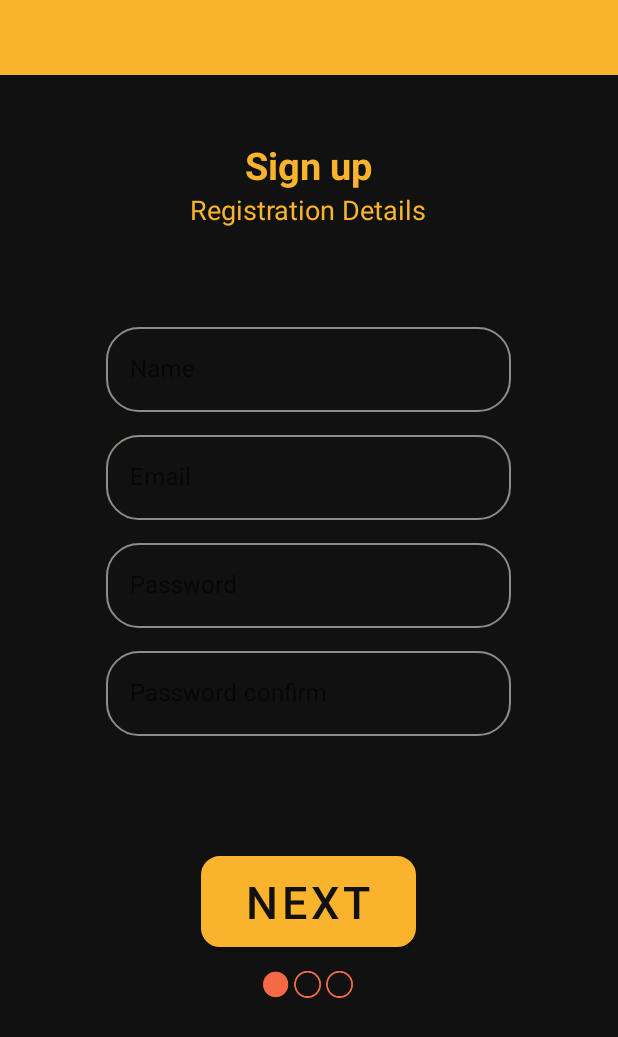
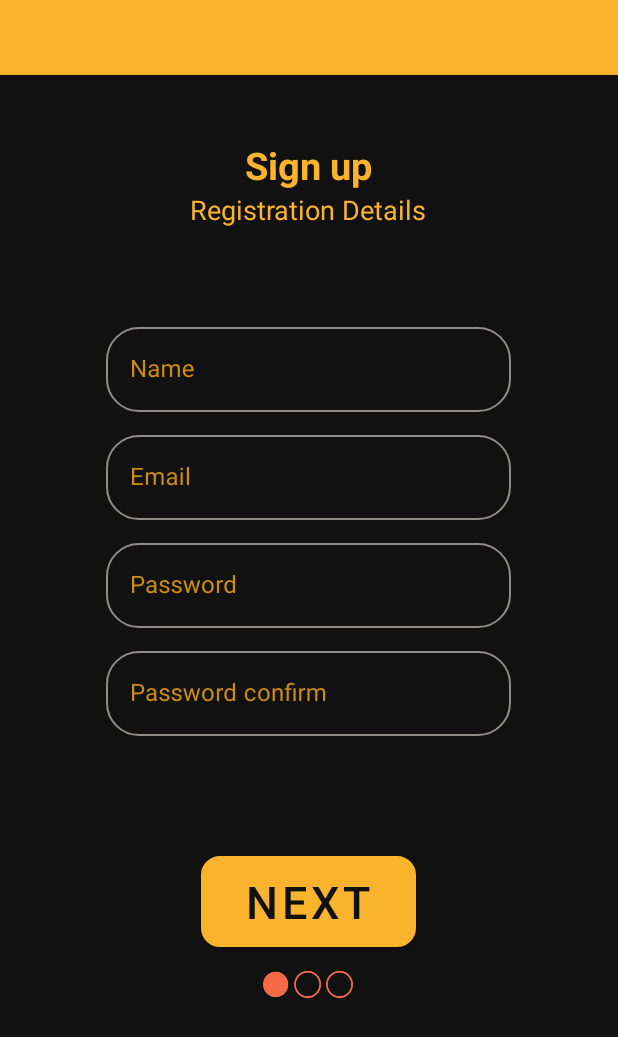
Before and after one commit to nati888/GamersArc, an Android app: the screen it shows after launch (MainActivity), after a tap on "SIGN UP", on a phone screen of 412 x 824 dp. Shown: the top 1037 px of the screen. Run offline under Robolectric (Android 15) with nearby library versions, the phone set to English and light mode, and no system bars; our stand-ins replace Firebase (no records; nobody signed in at launch, a user with empty details on screens opened directly).

Commit message:
shabi lest

```diff
--- a/GamersArc/app/src/main/java/il/ac/hit/gamersarc/com/glide/runtime/GlideApp.java
+++ b/GamersArc/app/src/main/java/il/ac/hit/gamersarc/com/glide/GamerArc/GlideApp.java
@@ -1,4 +1,4 @@
-package il.ac.hit.gamersarc.com.glide.runtime;
+package il.ac.hit.gamersarc.com.glide.GamerArc;
 
 import android.annotation.SuppressLint;
 import android.app.Activity;
--- a/GamersArc/app/src/main/java/il/ac/hit/gamersarc/com/glide/runtime/GlideOptions.java
+++ b/GamersArc/app/src/main/java/il/ac/hit/gamersarc/com/glide/GamerArc/GlideOptions.java
@@ -1,4 +1,4 @@
-package il.ac.hit.gamersarc.com.glide.runtime;
+package il.ac.hit.gamersarc.com.glide.GamerArc;
 
 import android.content.res.Resources;
 import android.graphics.Bitmap;
--- a/GamersArc/app/src/main/java/il/ac/hit/gamersarc/com/glide/runtime/GlideRequest.java
+++ b/GamersArc/app/src/main/java/il/ac/hit/gamersarc/com/glide/GamerArc/GlideRequest.java
@@ -1,4 +1,4 @@
-package il.ac.hit.gamersarc.com.glide.runtime;
+package il.ac.hit.gamersarc.com.glide.GamerArc;
 
 import android.content.Context;
 import android.content.res.Resources;
--- a/GamersArc/app/src/main/java/il/ac/hit/gamersarc/com/glide/runtime/GlideRequests.java
+++ b/GamersArc/app/src/main/java/il/ac/hit/gamersarc/com/glide/GamerArc/GlideRequests.java
@@ -1,4 +1,4 @@
-package il.ac.hit.gamersarc.com.glide.runtime;
+package il.ac.hit.gamersarc.com.glide.GamerArc;
 
 import android.content.Context;
 import android.graphics.Bitmap;
@@ -167,10 +167,10 @@ public class GlideRequests extends RequestManager {
 
   @Override
   protected void setRequestOptions(@NonNull RequestOptions toSet) {
-    if (toSet instanceof il.ac.hit.gamersarc.com.glide.runtime.GlideOptions) {
+    if (toSet instanceof il.ac.hit.gamersarc.com.glide.GamerArc.GlideOptions) {
       super.setRequestOptions(toSet);
     } else {
-      super.setRequestOptions(new il.ac.hit.gamersarc.com.glide.runtime.GlideOptions().apply(toSet));
+      super.setRequestOptions(new il.ac.hit.gamersarc.com.glide.GamerArc.GlideOptions().apply(toSet));
     }
   }
 }
--- a/GamersArc/app/src/main/java/il/ac/hit/gamersarc/com/glide/GeneratedRequestManagerFactory.java
+++ b/GamersArc/app/src/main/java/il/ac/hit/gamersarc/com/glide/GeneratedRequestManagerFactory.java
@@ -9,7 +9,7 @@ import com.bumptech.glide.RequestManager;
 import com.bumptech.glide.manager.Lifecycle;
 import com.bumptech.glide.manager.RequestManagerRetriever;
 import com.bumptech.glide.manager.RequestManagerTreeNode;
-import il.ac.hit.gamersarc.com.glide.runtime.GlideRequests;
+import il.ac.hit.gamersarc.com.glide.GamerArc.GlideRequests;
 
 /**
  * Generated code, do not modify
--- a/GamersArc/app/src/main/res/layout/header_layout_nav.xml
+++ b/GamersArc/app/src/main/res/layout/header_layout_nav.xml
@@ -15,4 +15,8 @@
         android:layout_marginTop="10dp"
         android:text="@string/menu"/>
 
+
+
+
+
 </LinearLayout>
--- a/GamersArc/app/src/main/res/layout/map_activity.xml
+++ b/GamersArc/app/src/main/res/layout/map_activity.xml
@@ -39,7 +39,7 @@
         android:layout_height="130dp"
         android:layout_alignParentBottom="true"
         android:padding="10dp"
-        android:background="@color/black"
+        android:background="@color/darkGray"
         android:id="@+id/lay1"
         >
 
@@ -54,7 +54,7 @@
             android:layout_width="match_parent"
             android:layout_height="wrap_content"
             android:textSize="20sp"
-            android:textColor="@color/gray"
+            android:textColor="@color/yellow"
             android:fontFamily="@string/event_date"
             android:layout_marginStart="5dp"
             android:text="@string/chosenLocation"
--- a/GamersArc/app/src/main/res/layout/message_item.xml
+++ b/GamersArc/app/src/main/res/layout/message_item.xml
@@ -12,6 +12,7 @@
         android:background="@drawable/text_left"
         android:padding="10dp"
         android:textColor="#fff"
+        android:textStyle="italic"
         android:layout_weight="0.3"
         android:textSize="20sp" />
 
@@ -19,9 +20,10 @@
         android:id="@+id/messageTimeTV"
         android:layout_width="wrap_content"
         android:layout_height="wrap_content"
+        android:textColor="#ffff"
         android:layout_weight="0.1"
         android:layout_margin="5dp"
-        android:textSize="10sp" />
+        android:textSize="12sp" />
 
 
 </LinearLayout>
--- a/GamersArc/app/src/main/res/layout/messages_fragment2.xml
+++ b/GamersArc/app/src/main/res/layout/messages_fragment2.xml
@@ -47,6 +47,7 @@
             android:layout_height="wrap_content"
             android:id="@+id/layoutEditText"
             android:layout_marginTop="10dp"
+
             android:layout_alignParentBottom="true"
             android:orientation="horizontal">
 
@@ -59,12 +60,15 @@
                 app:boxStrokeColor="@color/yellow"
                 android:layout_height="wrap_content"
                 app:hintTextColor="@color/yellow"
+                android:textColorHint="@color/dark_yellow"
+
                 android:hint="@string/enter_your_message"
                 style="@style/Widget.MaterialComponents.TextInputLayout.OutlinedBox">
 
                 <com.google.android.material.textfield.TextInputEditText
                     android:layout_width="match_parent"
                     android:layout_height="wrap_content"
+                    android:textColor="@color/white"
                     android:id="@+id/messageET"
                     />
 
--- a/GamersArc/app/src/main/res/layout/messages_item_right.xml
+++ b/GamersArc/app/src/main/res/layout/messages_item_right.xml
@@ -25,8 +25,9 @@
         android:layout_width="wrap_content"
         android:layout_height="wrap_content"
         android:layout_gravity="end"
+        android:textColor="@color/white"
         android:layout_margin="8dp"
-        android:textSize="10sp" />
+        android:textSize="12sp" />
 
     </LinearLayout>
 </LinearLayout>
--- a/GamersArc/app/src/main/res/layout/sign_up1.xml
+++ b/GamersArc/app/src/main/res/layout/sign_up1.xml
@@ -6,6 +6,7 @@
     android:gravity="center_horizontal"
     android:orientation="vertical"
     android:background="#111111">
+
     <LinearLayout
         android:layout_width="match_parent"
         android:layout_height="50dp"
@@ -79,12 +80,14 @@
             android:id="@+id/signUp1_name_inputLayout"
             app:boxStrokeWidthFocused="1.9dp"
             android:hint="@string/name"
+            android:textColorHint="@color/dark_yellow"
             app:boxStrokeErrorColor="#fab32c"
             style="@style/Widget.MaterialComponents.TextInputLayout.OutlinedBox">
 
             <com.google.android.material.textfield.TextInputEditText
                 android:layout_width="match_parent"
                 android:layout_height="wrap_content"
+                android:textColor="@color/white"
                 android:id="@+id/fullNameEt"
 
 
@@ -107,12 +110,15 @@
             app:boxStrokeWidthFocused="1.9dp"
             android:id="@+id/signUp1_email_inputLayout"
             android:hint="@string/email"
+            android:textColorHint="@color/dark_yellow"
+
             app:boxStrokeErrorColor="@color/design_default_color_error"
             style="@style/Widget.MaterialComponents.TextInputLayout.OutlinedBox">
             <com.google.android.material.textfield.TextInputEditText
                 android:layout_width="match_parent"
                 android:layout_height="wrap_content"
                 android:id="@+id/emailEt"
+                android:textColor="@color/white"
                 android:inputType="textEmailAddress"/>
 
         </com.google.android.material.textfield.TextInputLayout>
@@ -132,6 +138,8 @@
             app:boxStrokeWidthFocused="1.9dp"
             android:id="@+id/signUp1_password_inputLayout"
             android:hint="@string/password"
+            android:textColorHint="@color/dark_yellow"
+
             app:boxStrokeErrorColor="@color/design_default_color_error"
             style="@style/Widget.MaterialComponents.TextInputLayout.OutlinedBox">
 
@@ -139,6 +147,8 @@
                 android:layout_width="match_parent"
                 android:layout_height="wrap_content"
                 android:id="@+id/passwordEt"
+                android:textColor="@color/white"
+
                 android:inputType="textPassword"
                 />
 
@@ -160,12 +170,16 @@
             android:id="@+id/signUp1_passwordConfirm_inputLayout"
             android:hint="@string/password_confirm"
             app:boxStrokeErrorColor="@color/orange"
+            android:textColorHint="@color/dark_yellow"
+
             style="@style/Widget.MaterialComponents.TextInputLayout.OutlinedBox">
 
             <com.google.android.material.textfield.TextInputEditText
                 android:layout_width="match_parent"
                 android:layout_height="wrap_content"
                 android:id="@+id/passwordConfirmEt"
+                android:textColor="@color/white"
+
                 android:textCursorDrawable="@color/black"
                 android:inputType="textPassword"/>
 
--- a/GamersArc/app/src/main/res/menu/sidebar_menu.xml
+++ b/GamersArc/app/src/main/res/menu/sidebar_menu.xml
@@ -5,6 +5,7 @@
     <item
         android:id="@+id/EditPreferencesSidebar"
         android:title="@string/edit_preference"
+
 
         />
 
```
Also changed, not shown: GamersArc/app/src/main/res/layout/sign_in.xml (+4 -3 lines).
